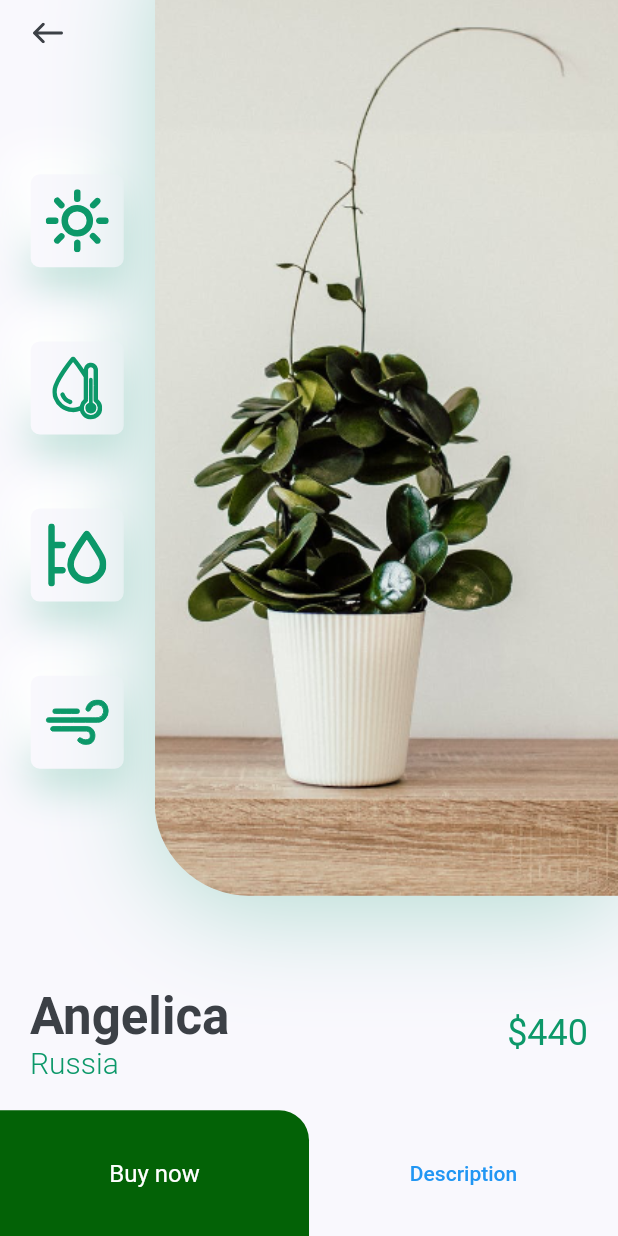
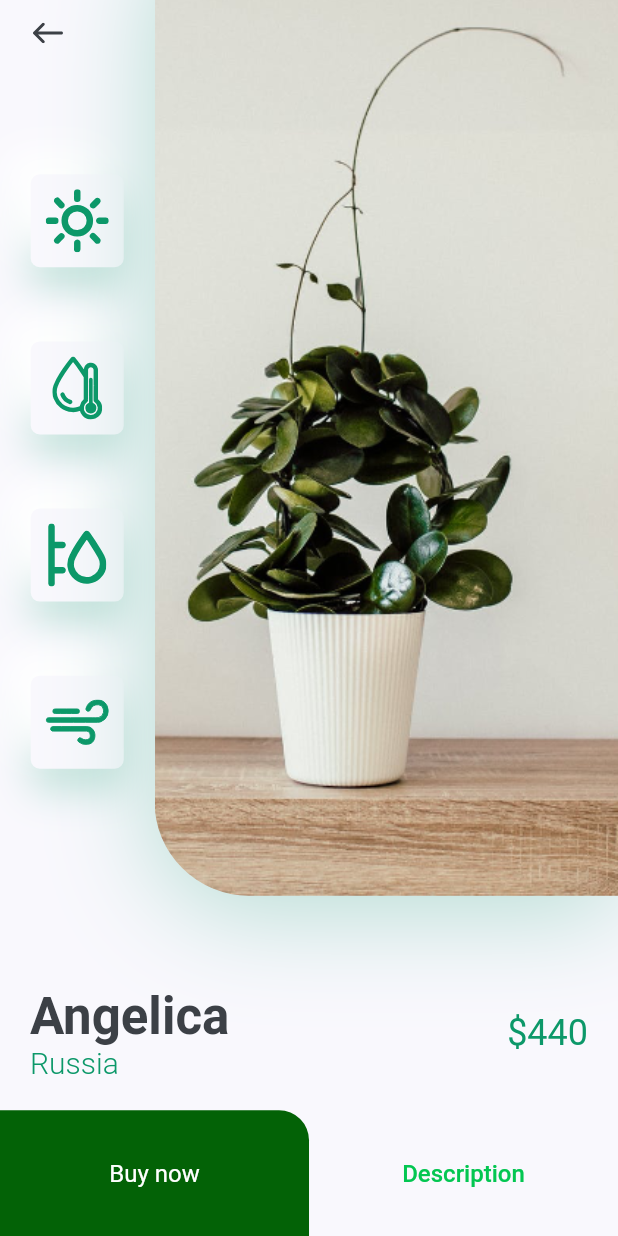
Before and after one commit to MekhrojDoliev/shop_app, a Flutter app: the DetailsScreen screen opened directly, scrolled down 62 dp, on a phone screen of 412 x 824 dp. Run offline on Flutter 3.47's test engine with Material 2 defaults, Android fonts, the phone set to English and light mode, and no system bars; our stand-ins replace flutter_svg.

Commit message:
Total Finish

```diff
--- a/lib/screens/details/components/body.dart
+++ b/lib/screens/details/components/body.dart
@@ -50,7 +50,11 @@ class Body extends StatelessWidget {
               Expanded(
                 child: TextButton(
                   onPressed: () {},
-                  child: Text("Description"),
+                  child: Text("Description",
+                  style: TextStyle(
+                    color: Color.fromARGB(255, 3, 198, 81),
+                    fontSize: 16,
+                  ),),
                 ),
               ),
             ],
```
